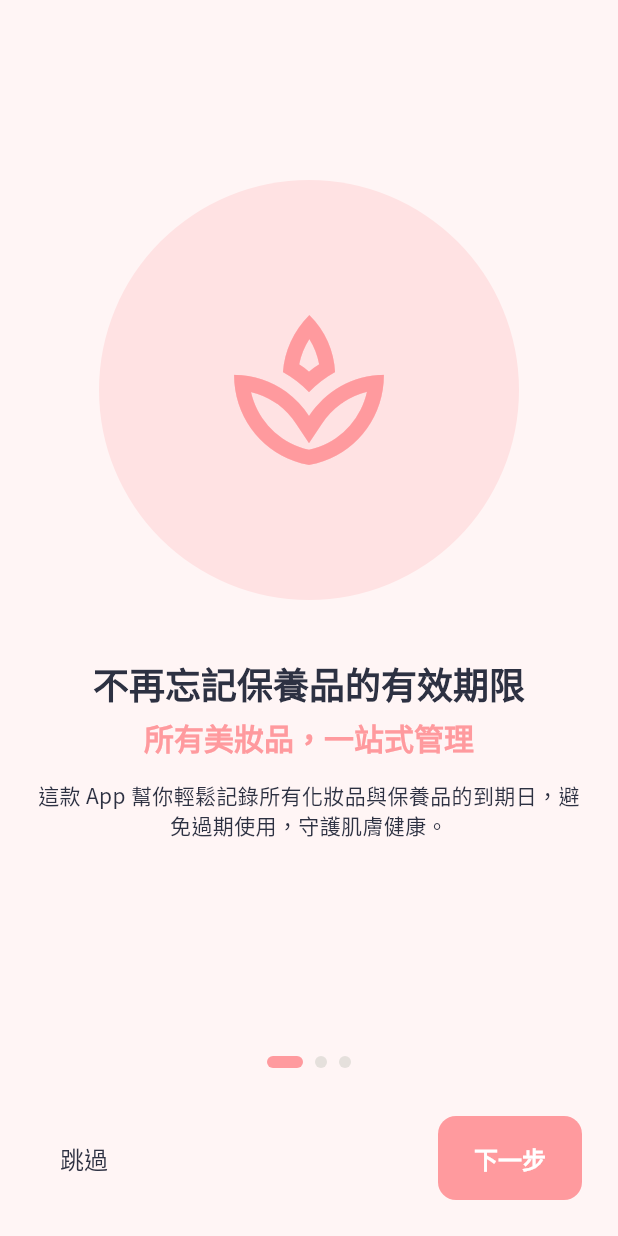
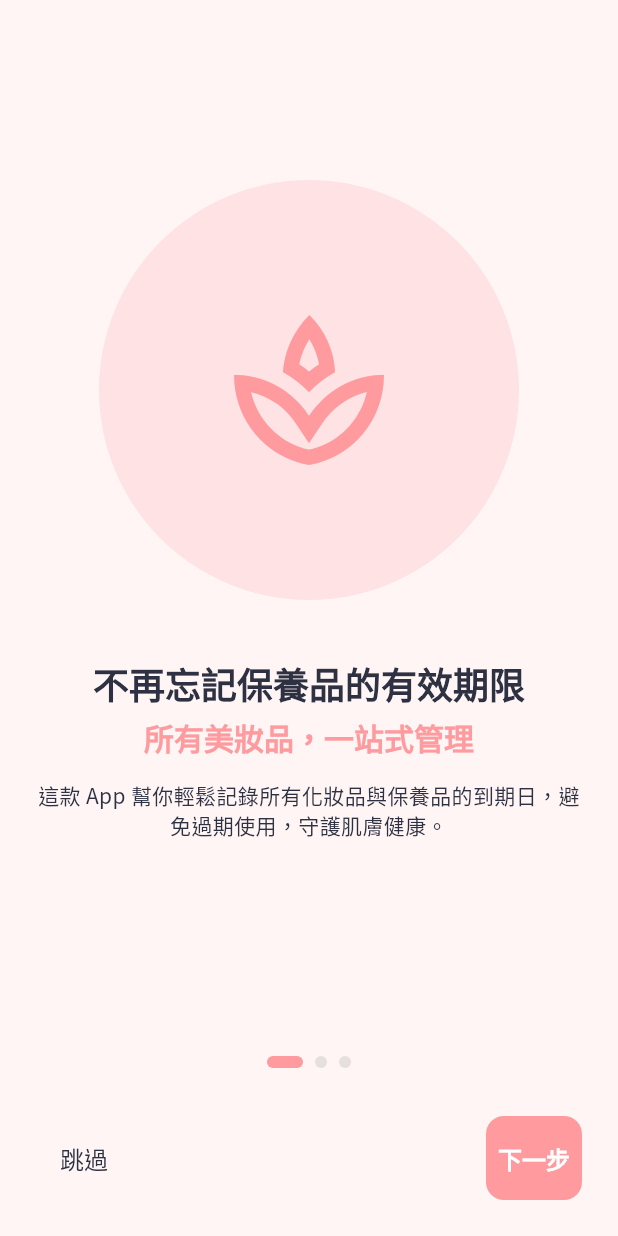
Before and after one commit to kukina622/beauty-tracker, a Flutter app: the screen it shows after launch, on a phone screen of 412 x 824 dp. Run offline on Flutter 3.47's test engine with Material 3 defaults, Android fonts, the phone set to English and light mode, and no system bars; our stand-ins replace animated_bottom_navigation_bar, auto_route, flutter_dotenv, flutter_easyloading, flutter_hooks, google_sign_in and 3 more; accounts and stored records are empty.

Commit message:
feat: Update AppElevatedButton and AppOutlinedButton styles for improved layout

```diff
--- a/lib/widgets/common/button/app_elevated_button.dart
+++ b/lib/widgets/common/button/app_elevated_button.dart
@@ -26,6 +26,9 @@ class AppElevatedButton extends StatelessWidget {
       width: isFilled ? double.infinity : width,
       height: height,
       child: ElevatedButton(
+        style: ElevatedButton.styleFrom(
+          padding: const EdgeInsets.all(0),
+        ),
         onPressed: onPressed,
         child: Text(
           text,
--- a/lib/widgets/common/button/app_outlined_button.dart
+++ b/lib/widgets/common/button/app_outlined_button.dart
@@ -54,7 +54,6 @@ class AppOutlinedButton extends StatelessWidget {
           onTap: onPressed,
           borderRadius: BorderRadius.circular(borderRadius),
           child: Container(
-            padding: const EdgeInsets.all(16),
             decoration: BoxDecoration(
               border: Border.all(
                 color: borderColor,
```
